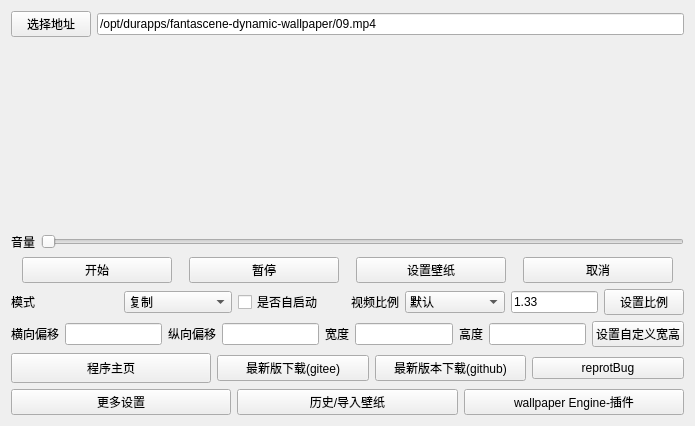
Old version of the form settingwindow.ui in the repository dependon/fantascene-dynamic-wallpaper.
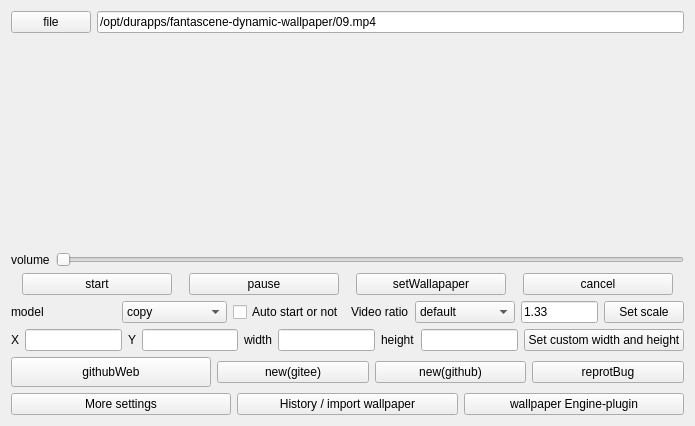
New version of the form.

What changed in the file:
```diff
--- a/settingwindow.ui
+++ b/settingwindow.ui
@@ -19,7 +19,7 @@
      <item>
       <widget class="QPushButton" name="pathBtn">
        <property name="text">
-        <string>选择地址</string>
+        <string>file</string>
        </property>
       </widget>
      </item>
@@ -100,7 +100,7 @@
      <item>
       <widget class="QLabel" name="label">
        <property name="text">
-        <string>音量</string>
+        <string>volume</string>
        </property>
       </widget>
      </item>
@@ -133,7 +133,7 @@
         </size>
        </property>
        <property name="text">
-        <string>开始</string>
+        <string>start</string>
        </property>
       </widget>
      </item>
@@ -152,7 +152,7 @@
         </size>
        </property>
        <property name="text">
-        <string>暂停</string>
+        <string>pause</string>
        </property>
       </widget>
      </item>
@@ -171,7 +171,7 @@
         </size>
        </property>
        <property name="text">
-        <string>设置壁纸</string>
+        <string>setWallapaper</string>
        </property>
       </widget>
      </item>
@@ -190,7 +190,7 @@
         </size>
        </property>
        <property name="text">
-        <string>取消</string>
+        <string>cancel</string>
        </property>
       </widget>
      </item>
@@ -205,7 +205,7 @@
          <item>
           <widget class="QLabel" name="label_2">
            <property name="text">
-            <string>模式</string>
+            <string>model</string>
            </property>
           </widget>
          </item>
@@ -213,7 +213,7 @@
           <widget class="QComboBox" name="comboBox">
            <item>
             <property name="text">
-             <string>复制</string>
+             <string>copy</string>
             </property>
            </item>
            <item>
@@ -231,7 +231,7 @@
          <item>
           <widget class="QCheckBox" name="autoStartBox">
            <property name="text">
-            <string>是否自启动</string>
+            <string>Auto start or not</string>
            </property>
           </widget>
          </item>
@@ -242,7 +242,7 @@
          <item>
           <widget class="QLabel" name="label_7">
            <property name="text">
-            <string>视频比例</string>
+            <string>Video ratio</string>
            </property>
           </widget>
          </item>
@@ -256,7 +256,7 @@
            </property>
            <item>
             <property name="text">
-             <string>默认</string>
+             <string>default</string>
             </property>
            </item>
            <item>
@@ -303,7 +303,7 @@
            <item>
             <widget class="QPushButton" name="videoBZDY">
              <property name="text">
-              <string>设置比例</string>
+              <string>Set scale</string>
              </property>
             </widget>
            </item>
@@ -322,7 +322,7 @@
            <item>
             <widget class="QLabel" name="label_5">
              <property name="text">
-              <string>横向偏移</string>
+              <string>X</string>
              </property>
             </widget>
            </item>
@@ -336,7 +336,7 @@
            <item>
             <widget class="QLabel" name="label_6">
              <property name="text">
-              <string>纵向偏移</string>
+              <string>Y</string>
              </property>
             </widget>
            </item>
@@ -350,7 +350,7 @@
            <item>
             <widget class="QLabel" name="label_3">
              <property name="text">
-              <string>宽度</string>
+              <string>width</string>
              </property>
             </widget>
            </item>
@@ -364,7 +364,7 @@
            <item>
             <widget class="QLabel" name="label_4">
              <property name="text">
-              <string>高度</string>
+              <string>height</string>
              </property>
             </widget>
            </item>
@@ -378,7 +378,7 @@
        <item>
         <widget class="QPushButton" name="setManual">
          <property name="text">
-          <string>设置自定义宽高</string>
+          <string>Set custom width and height</string>
          </property>
         </widget>
        </item>
@@ -397,21 +397,21 @@
         </size>
        </property>
        <property name="text">
-        <string>程序主页</string>
+        <string>githubWeb</string>
        </property>
       </widget>
      </item>
      <item>
       <widget class="QPushButton" name="giteeWeb">
        <property name="text">
-        <string>最新版下载(gitee)</string>
+        <string>new(gitee)</string>
        </property>
       </widget>
      </item>
      <item>
       <widget class="QPushButton" name="githubWeb">
        <property name="text">
-        <string>最新版本下载(github)</string>
+        <string>new(github)</string>
        </property>
       </widget>
      </item>
@@ -429,21 +429,21 @@
      <item>
       <widget class="QPushButton" name="moreSettingBtn">
        <property name="text">
-        <string>更多设置</string>
+        <string>More settings</string>
        </property>
       </widget>
      </item>
      <item>
       <widget class="QPushButton" name="history">
        <property name="text">
-        <string>历史/导入壁纸</string>
+        <string>History / import wallpaper</string>
        </property>
       </widget>
      </item>
      <item>
       <widget class="QPushButton" name="pluginBtn">
        <property name="text">
-        <string>wallpaper Engine-插件</string>
+        <string>wallpaper Engine-plugin</string>
        </property>
       </widget>
      </item>
```
Left out of the diff: 6 changed lines with no effect on the pictures.
